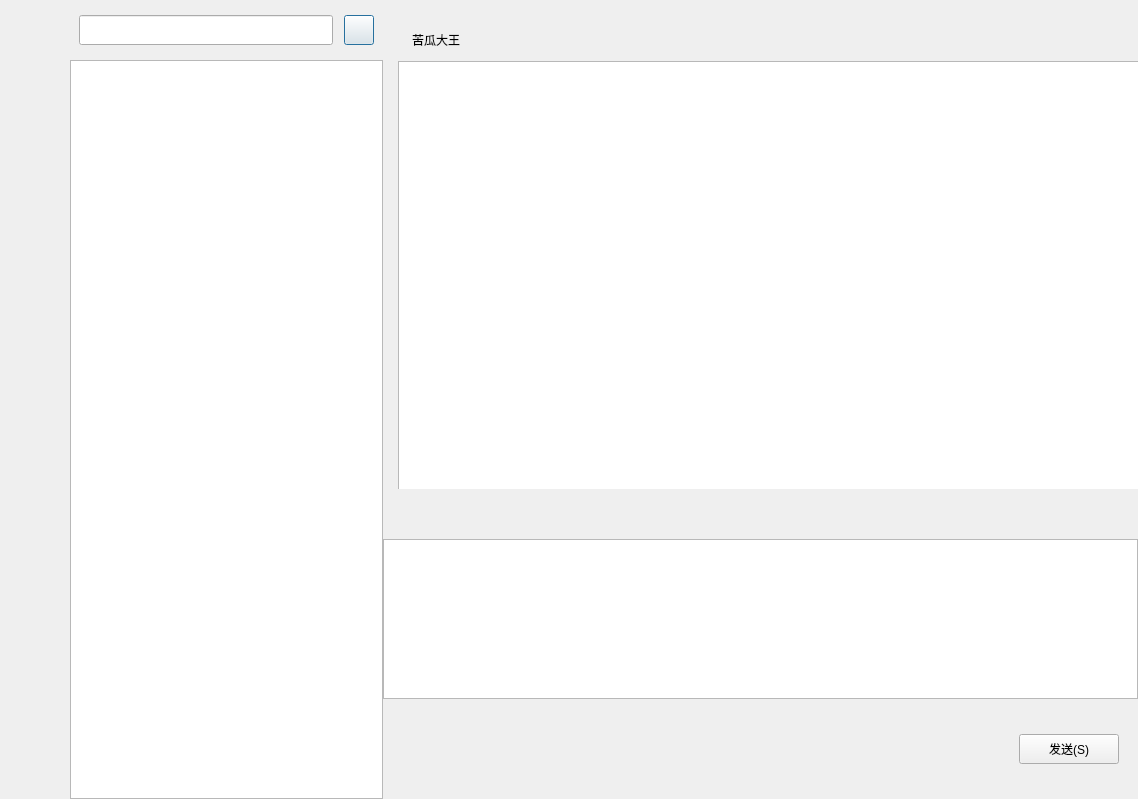
Old version of the form WeiChat/chat_dialog.ui in the repository kuinooos/EasyChat.
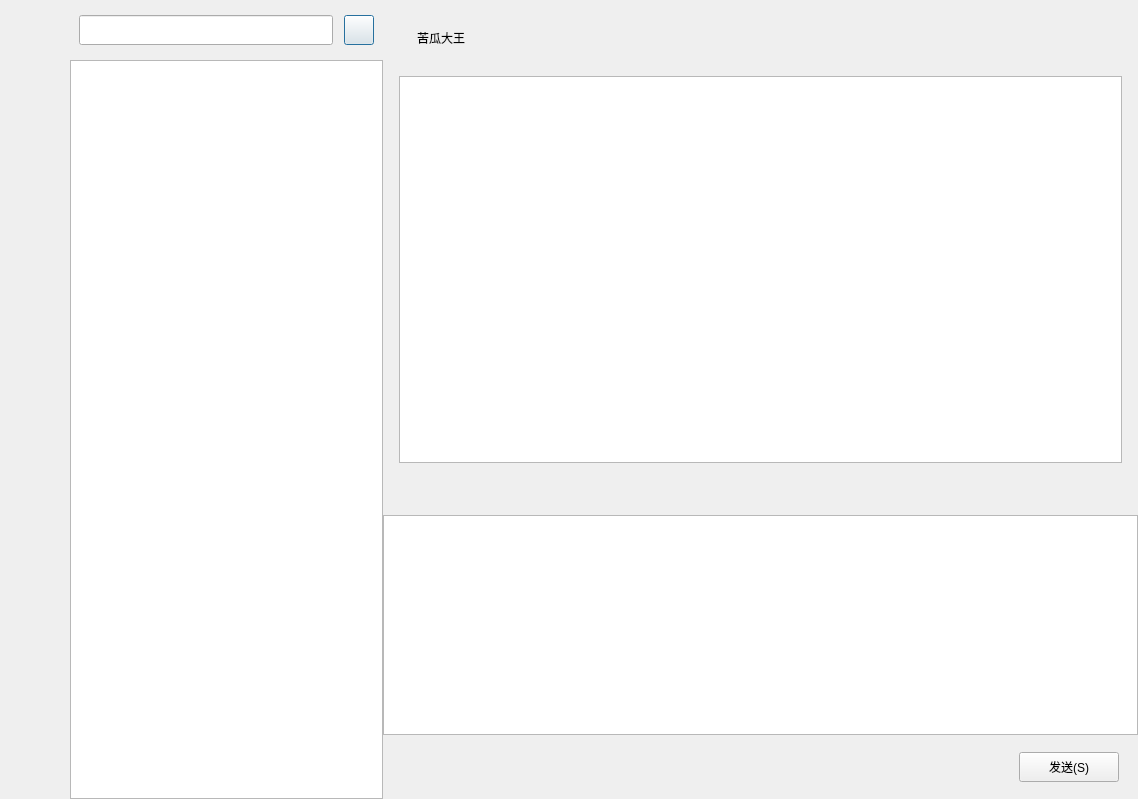
New version of the form. Icons and pictures are not drawn. Custom widgets are drawn as their Qt base class.

Commit message: Implement Phase 1 and 2: Session isolation, persistence with SQLite, message delivery ACK, and UI sharpening

Patch:
```diff
--- a/WeiChat/chat_dialog.ui
+++ b/WeiChat/chat_dialog.ui
@@ -457,15 +457,24 @@
       </property>
       <item>
        <widget class="QWidget" name="chat_data_list" native="true">
+        <layout class="QVBoxLayout" name="verticalLayout_7">
+         <property name="spacing">
+          <number>8</number>
+         </property>
+         <property name="leftMargin">
+          <number>16</number>
+         </property>
+         <property name="topMargin">
+          <number>8</number>
+         </property>
+         <property name="rightMargin">
+          <number>16</number>
+         </property>
+         <property name="bottomMargin">
+          <number>8</number>
+         </property>
+         <item>
         <widget class="QWidget" name="title_wid" native="true">
-         <property name="geometry">
-          <rect>
-           <x>20</x>
-           <y>10</y>
-           <width>755</width>
-           <height>60</height>
-          </rect>
-         </property>
          <property name="minimumSize">
           <size>
            <width>0</width>
@@ -516,16 +525,11 @@
           </item>
          </layout>
         </widget>
-        <widget class="QListWidget" name="listWidget">
-         <property name="geometry">
-          <rect>
-           <x>15</x>
-           <y>61</y>
-           <width>741</width>
-           <height>431</height>
-          </rect>
-         </property>
-        </widget>
+         </item>
+         <item>
+          <widget class="QListView" name="message_view"/>
+         </item>
+        </layout>
        </widget>
       </item>
       <item>
@@ -533,13 +537,13 @@
         <property name="minimumSize">
          <size>
           <width>0</width>
-          <height>50</height>
+          <height>44</height>
          </size>
         </property>
         <property name="maximumSize">
          <size>
           <width>16777215</width>
-          <height>50</height>
+          <height>44</height>
          </size>
         </property>
         <layout class="QHBoxLayout" name="horizontalLayout_3">
@@ -728,13 +732,13 @@
         <property name="minimumSize">
          <size>
           <width>0</width>
-          <height>150</height>
+          <height>132</height>
          </size>
         </property>
         <property name="maximumSize">
          <size>
           <width>16777215</width>
-          <height>160</height>
+          <height>220</height>
          </size>
         </property>
        </widget>
@@ -744,13 +748,13 @@
         <property name="minimumSize">
          <size>
           <width>0</width>
-          <height>100</height>
+          <height>64</height>
          </size>
         </property>
         <property name="maximumSize">
          <size>
           <width>16777215</width>
-          <height>100</height>
+          <height>64</height>
          </size>
         </property>
         <layout class="QHBoxLayout" name="horizontalLayout_4">
```
Left out of the diff: 3 changed lines with no effect on the pictures. Lines whose indentation alone changed are shown as unchanged. The commit also changes 23 other files.
